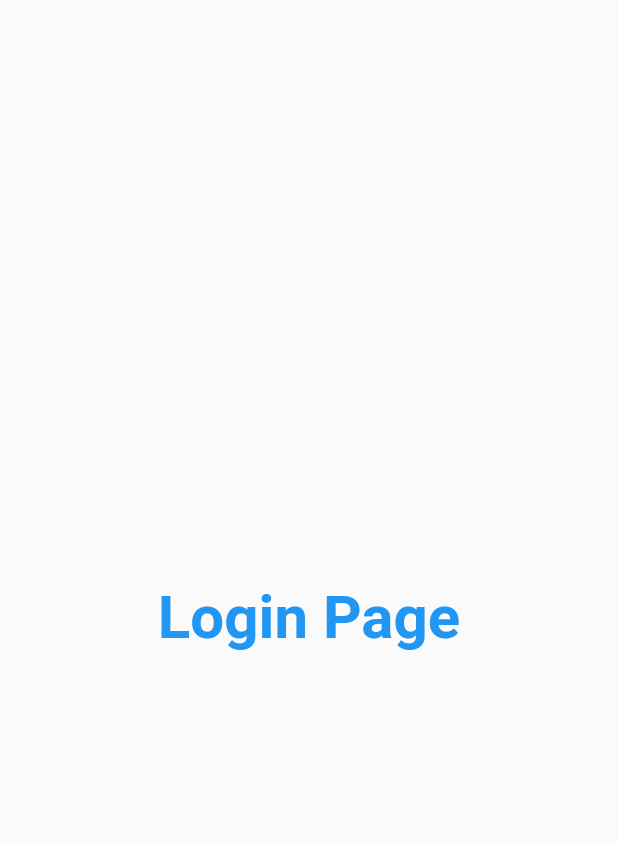
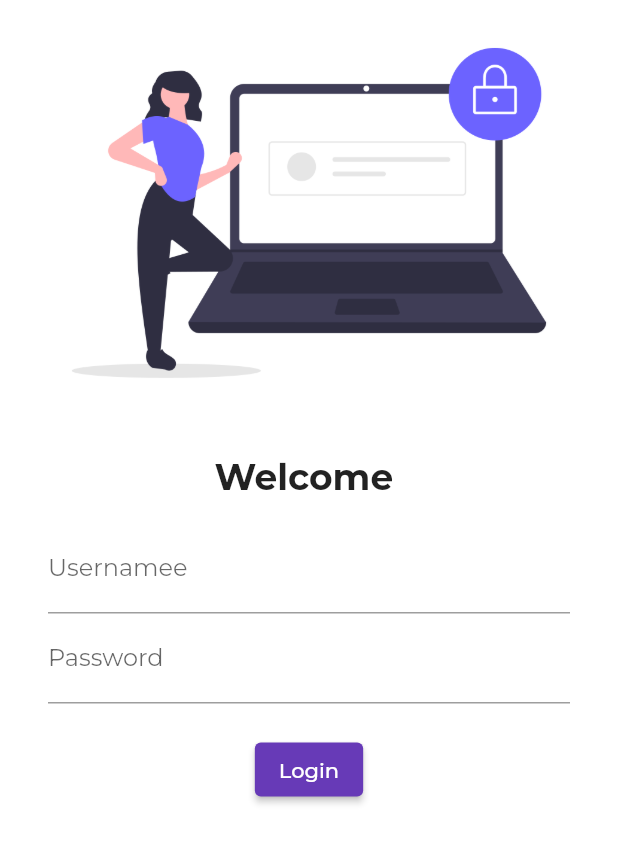
Before and after one commit to sparrshh/30daysof-lutter, a Flutter app: the screen it shows after launch, on a phone screen of 412 x 824 dp. Shown: the top 843 px of the screen. Run offline on Flutter 3.47's test engine with Material 2 defaults, Android fonts, the phone set to English and light mode, and no system bars; our stand-ins replace google_fonts.

Commit message:
Day-4 complete

```diff
--- a/lib/main.dart
+++ b/lib/main.dart
@@ -1,6 +1,8 @@
 import 'package:flutter/material.dart';
 import 'package:flutter_catalog/pages/login_page.dart';
+import 'package:google_fonts/google_fonts.dart';
 import 'pages/home_page.dart';
+import 'package:google_fonts/google_fonts.dart';
 
 void main() {
   runApp(MyApp());
@@ -13,7 +15,10 @@ class MyApp extends StatelessWidget {
   Widget build(BuildContext context) {
     return MaterialApp(
       themeMode: ThemeMode.light,
-      theme: ThemeData(primarySwatch: Colors.deepPurple),
+      theme: ThemeData(
+        primarySwatch: Colors.deepPurple,
+        fontFamily: GoogleFonts.montserrat().fontFamily,
+      ),
       darkTheme: ThemeData(brightness: Brightness.dark),
       routes: {
         "/": (context) => LoginPage(),
--- a/lib/home_page.dart
+++ b/lib/pages/home_page.dart
@@ -1,8 +1,6 @@
 import 'package:flutter/material.dart';
 
 class HomePage extends StatelessWidget {
-  const HomePage({Key? key}) : super(key: key);
-
   @override
   Widget build(BuildContext context) {
     return Scaffold(
--- a/lib/pages/login_page.dart
+++ b/lib/pages/login_page.dart
@@ -6,15 +6,49 @@ class LoginPage extends StatelessWidget {
   @override
   Widget build(BuildContext context) {
     return Material(
-      child: Center(
-          child: Text(
-        "Login Page",
-        style: TextStyle(
-          fontSize: 40,
-          color: Colors.blue,
-          fontWeight: FontWeight.bold,
-        ),
-      )),
-    );
+        color: Colors.white,
+        child: Column(
+          children: [
+            Image.asset(
+              "assets/images/login_image.png",
+              fit: BoxFit.cover,
+            ),
+            SizedBox(
+              height: 20.0,
+            ),
+            Text("Welcome ",
+                style: TextStyle(
+                  fontSize: 24,
+                  fontWeight: FontWeight.bold,
+                )),
+            Padding(
+              padding:
+                  const EdgeInsets.symmetric(vertical: 16.0, horizontal: 32),
+              child: Column(
+                children: [
+                  TextFormField(
+                    decoration: InputDecoration(
+                        hintText: "Enter username", labelText: "Usernamee"),
+                  ),
+                  TextFormField(
+                    obscureText: true,
+                    decoration: InputDecoration(
+                      hintText: "Enter password",
+                      labelText: "Password",
+                    ),
+                  ),
+                  SizedBox(
+                    height: 20.0,
+                  ),
+                  ElevatedButton(
+                      onPressed: () {
+                        print("Hello sparsh");
+                      },
+                      child: Text("Login"))
+                ],
+              ),
+            )
+          ],
+        ));
   }
 }
--- a/pubspec.yaml
+++ b/pubspec.yaml
@@ -34,6 +34,7 @@ dependencies:
   # The following adds the Cupertino Icons font to your application.
   # Use with the CupertinoIcons class for iOS style icons.
   cupertino_icons: ^1.0.2
+  google_fonts: ^2.1.0
 
 dev_dependencies:
   flutter_test:
@@ -58,8 +59,8 @@ flutter:
   uses-material-design: true
 
   # To add assets to your application, add an assets section, like this:
-  # assets:
-  #   - images/a_dot_burr.jpeg
+  assets:
+    - assets/images/
   #   - images/a_dot_ham.jpeg
 
   # An image asset can refer to one or more resolution-specific "variants", see
```
Also changed, not shown: assets/images/login_image.png (added), pubspec.lock.
